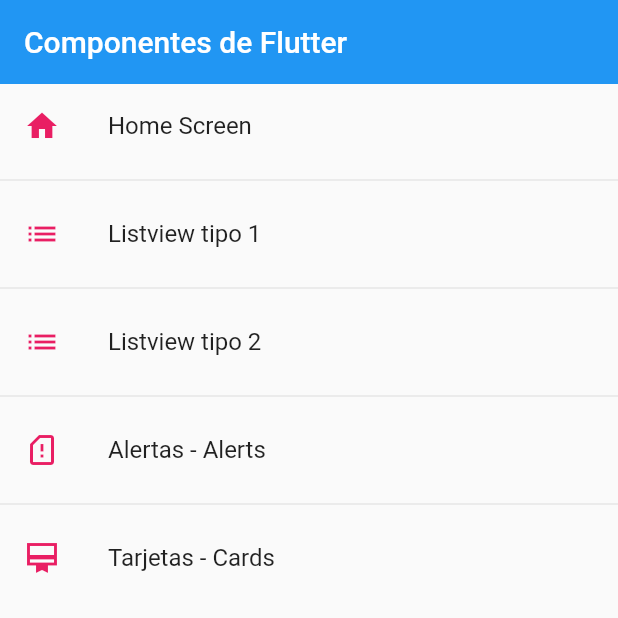
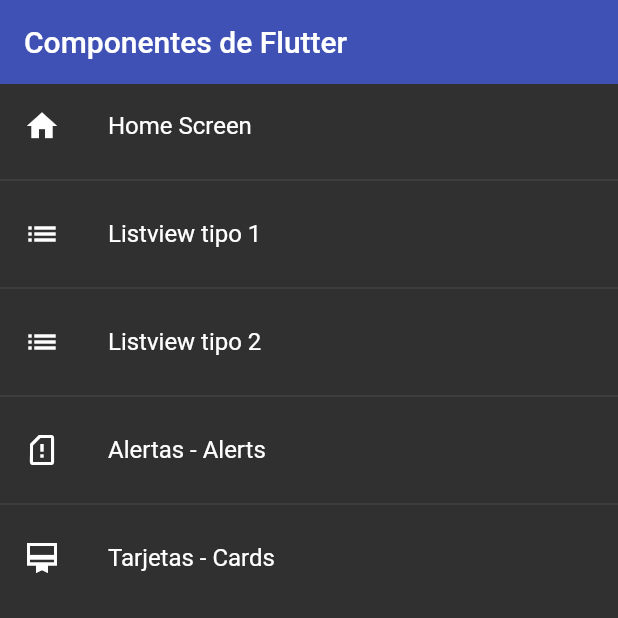
Before and after one commit to plaza94/componentes_flutter, a Flutter app: the screen it shows after launch, on a phone screen of 412 x 824 dp, the top half of it. Run offline on Flutter 3.47's test engine with Material 2 defaults, Android fonts, the light colour scheme and no system bars.

Commit message:
Creacion tema global

```diff
--- a/lib/main.dart
+++ b/lib/main.dart
@@ -24,6 +24,14 @@
       //home: const ListView2Screen(),
       routes: AppRoutes.getAppRoutes(),
       //rutas dinamicas
-        onGenerateRoute: AppRoutes.onGenerateRoute);
+      onGenerateRoute: AppRoutes.onGenerateRoute,
+      theme: ThemeData.dark().copyWith(
+          //color primario
+
+          primaryColor: Colors.indigo,
+
+          //appbar theme
+          appBarTheme: AppBarTheme(color: Colors.indigo, elevation: 0)),
+    );
   }
 }
--- a/lib/screens/home_screen.dart
+++ b/lib/screens/home_screen.dart
@@ -18,7 +18,7 @@
                 title: Text(menuOptions[i].name),
                 leading: Icon(
                   menuOptions[i].icon,
-                  color: Colors.pink,
+                  //color: Colors.pink,
                 ),
                 onTap: () {
                   /*final route = MaterialPageRoute(
```
Also changed, not shown: lib/screens/listview2_screen.dart (+4 -3 lines). Lines whose indentation alone changed are shown as unchanged.
